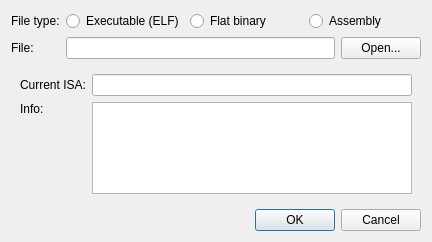
Before: the Qt Designer form src/loaddialog.ui in mortbopet/Ripes, drawn with Qt 5.
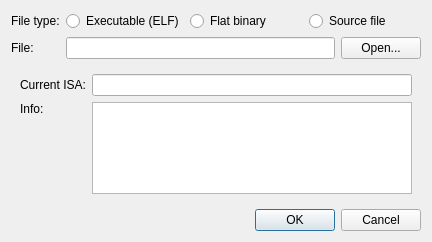
After: the same form once the commit is applied.

Commit message: Make "assembly input" in load dialog "source input"

```diff
--- a/src/loaddialog.ui
+++ b/src/loaddialog.ui
@@ -63,7 +63,7 @@
        <item>
         <widget class="QRadioButton" name="assemblyRadioButton">
          <property name="text">
-          <string>Assembly</string>
+          <string>Source file</string>
          </property>
         </widget>
        </item>
```
Left out of the diff: 2 changed lines with no effect on the pictures. The commit also changes 2 other files.
